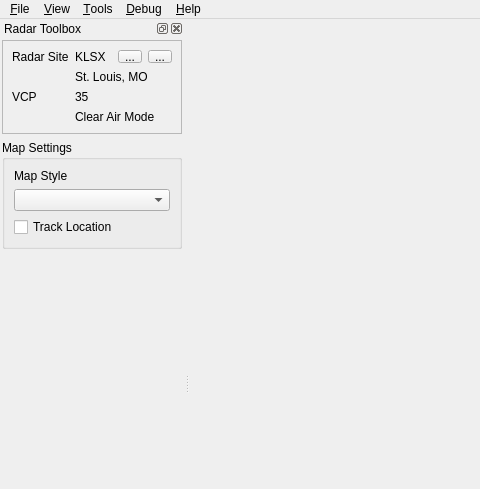
Qt form scwx-qt/source/scwx/qt/main/main_window.ui (dpaulat/supercell-wx) before a commit; both pictures show x 0 to 480 and y 0 to 489 of the 1024 by 768 pixel window.
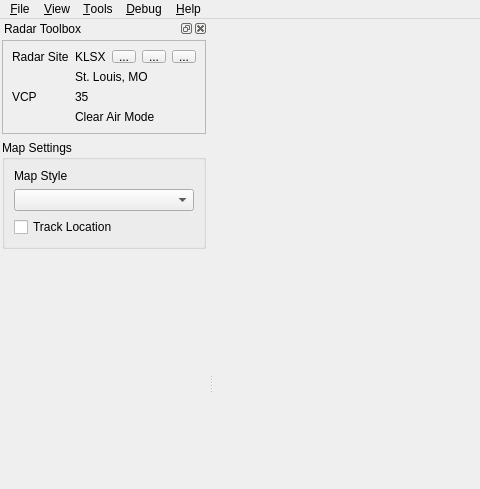
The same form after that commit. Icons and pictures are not drawn.

Commit message: Add favorite selection to radar toolbox

What changed in the file:
```diff
--- a/scwx-qt/source/scwx/qt/main/main_window.ui
+++ b/scwx-qt/source/scwx/qt/main/main_window.ui
@@ -141,8 +141,8 @@
          <rect>
           <x>0</x>
           <y>0</y>
-          <width>187</width>
-          <height>702</height>
+          <width>193</width>
+          <height>688</height>
          </rect>
         </property>
         <layout class="QVBoxLayout" name="verticalLayout_6">
@@ -166,23 +166,22 @@
            <property name="frameShadow">
             <enum>QFrame::Raised</enum>
            </property>
-           <layout class="QGridLayout" name="gridLayout" columnstretch="0,1,0,0,0">
-            <item row="0" column="1">
+           <layout class="QGridLayout" name="gridLayout" columnstretch="0,0,0,0,0,0">
+            <item row="0" column="2">
              <widget class="QLabel" name="radarSiteValueLabel">
               <property name="text">
                <string notr="true">KLSX</string>
               </property>
              </widget>
             </item>
-            <item row="0" column="0">
-             <widget class="QLabel" name="radarSiteLabel">
-              <property name="text">
-               <string>Radar Site</string>
-              </property>
-             </widget>
-            </item>
-            <item row="2" column="0">
+            <item row="3" column="0" colspan="2">
              <widget class="QLabel" name="vcpLabel">
+              <property name="sizePolicy">
+               <sizepolicy hsizetype="Maximum" vsizetype="Preferred">
+                <horstretch>0</horstretch>
+                <verstretch>0</verstretch>
+               </sizepolicy>
+              </property>
               <property name="toolTip">
                <string>Volume Coverage Pattern</string>
               </property>
@@ -191,57 +190,108 @@
               </property>
              </widget>
             </item>
-            <item row="0" column="3">
-             <widget class="QToolButton" name="radarSiteSelectButton">
-              <property name="maximumSize">
-               <size>
-                <width>16777215</width>
-                <height>13</height>
-               </size>
-              </property>
-              <property name="text">
-               <string>...</string>
-              </property>
-             </widget>
-            </item>
             <item row="0" column="4">
-             <widget class="QToolButton" name="radarSiteHomeButton">
-              <property name="maximumSize">
-               <size>
-                <width>16777215</width>
-                <height>13</height>
-               </size>
+             <widget class="QFrame" name="frame">
+              <property name="frameShape">
+               <enum>QFrame::NoFrame</enum>
               </property>
+              <property name="frameShadow">
+               <enum>QFrame::Raised</enum>
+              </property>
+              <layout class="QHBoxLayout" name="horizontalLayout">
+               <property name="leftMargin">
+                <number>0</number>
+               </property>
+               <property name="topMargin">
+                <number>0</number>
+               </property>
+               <property name="rightMargin">
+                <number>0</number>
+               </property>
+               <property name="bottomMargin">
+                <number>0</number>
+               </property>
+               <item>
+                <widget class="QToolButton" name="radarSiteHomeButton">
+                 <property name="maximumSize">
+                  <size>
+                   <width>16777215</width>
+                   <height>13</height>
+                  </size>
+                 </property>
+                 <property name="text">
+                  <string>...</string>
+                 </property>
+                 <property name="icon">
+                  <iconset resource="../../../../scwx-qt.qrc">
+                   <normaloff>:/res/icons/font-awesome-6/house-solid.svg</normaloff>:/res/icons/font-awesome-6/house-solid.svg</iconset>
+                 </property>
+                </widget>
+               </item>
+               <item>
+                <widget class="QToolButton" name="radarSiteFavoriteButton">
+                 <property name="maximumSize">
+                  <size>
+                   <width>16777215</width>
+                   <height>13</height>
+                  </size>
+                 </property>
+                 <property name="text">
+                  <string>...</string>
+                 </property>
+                 <property name="icon">
+                  <iconset resource="../../../../scwx-qt.qrc">
+                   <normaloff>:/res/icons/font-awesome-6/star-solid.svg</normaloff>:/res/icons/font-awesome-6/star-solid.svg</iconset>
+                 </property>
+                 <property name="popupMode">
+                  <enum>QToolButton::InstantPopup</enum>
+                 </property>
+                </widget>
+               </item>
+              </layout>
+             </widget>
+            </item>
+            <item row="0" column="0" colspan="2">
+             <widget class="QLabel" name="radarSiteLabel">
               <property name="text">
-               <string>...</string>
-              </property>
-              <property name="icon">
-               <iconset resource="../../../../scwx-qt.qrc">
-                <normaloff>:/res/icons/font-awesome-6/house-solid.svg</normaloff>:/res/icons/font-awesome-6/house-solid.svg</iconset>
+               <string>Radar Site</string>
               </property>
              </widget>
             </item>
-            <item row="1" column="1" colspan="4">
+            <item row="1" column="2" colspan="3">
              <widget class="QLabel" name="radarLocationLabel">
               <property name="text">
                <string notr="true">St. Louis, MO</string>
               </property>
              </widget>
             </item>
-            <item row="2" column="1" colspan="4">
+            <item row="3" column="2" colspan="3">
              <widget class="QLabel" name="vcpValueLabel">
               <property name="text">
                <string notr="true">35</string>
               </property>
              </widget>
             </item>
-            <item row="3" column="1" colspan="4">
+            <item row="4" column="2" colspan="3">
              <widget class="QLabel" name="vcpDescriptionLabel">
               <property name="text">
                <string>Clear Air Mode</string>
               </property>
              </widget>
             </item>
+            <item row="0" column="3">
+             <widget class="QToolButton" name="radarSiteSelectButton">
+              <property name="maximumSize">
+               <size>
+                <width>16777215</width>
+                <height>13</height>
+               </size>
+              </property>
+              <property name="text">
+               <string>...</string>
+              </property>
+             </widget>
+            </item>
            </layout>
           </widget>
          </item>
```
Left out of the diff: 6 changed lines with no effect on the pictures. The commit also changes 4 other files.
